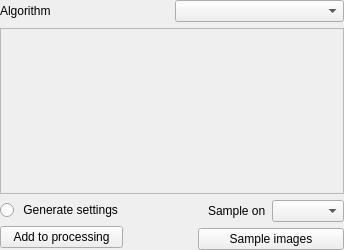
Old version of the form iVS3D/src/iVS3D-core/view/samplingwidget.ui in the repository iVS3D/iVS3D.
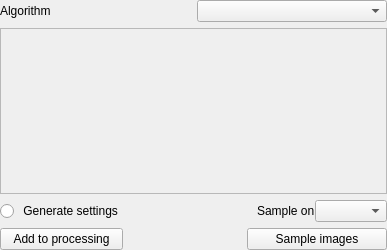
New version of the form.

Commit message: DockWidgets padding and border added, sample button line break fixed.

What changed in the file:
```diff
--- a/iVS3D/src/iVS3D-core/view/samplingwidget.ui
+++ b/iVS3D/src/iVS3D-core/view/samplingwidget.ui
@@ -6,7 +6,7 @@
    <rect>
     <x>0</x>
     <y>0</y>
-    <width>344</width>
+    <width>387</width>
     <height>250</height>
    </rect>
   </property>
@@ -72,55 +72,39 @@
        <rect>
         <x>0</x>
         <y>0</y>
-        <width>342</width>
-        <height>147</height>
+        <width>385</width>
+        <height>149</height>
        </rect>
       </property>
      </widget>
     </widget>
    </item>
    <item>
-    <layout class="QHBoxLayout" name="horizontalLayout_3">
-     <item>
-      <layout class="QVBoxLayout" name="verticalLayout_2">
-       <property name="leftMargin">
+    <layout class="QGridLayout" name="gridLayout">
+     <property name="topMargin">
         <number>0</number>
        </property>
-       <item>
-        <widget class="QRadioButton" name="radioButton">
+     <property name="horizontalSpacing">
+      <number>20</number>
+     </property>
+     <item row="2" column="2">
+      <widget class="QPushButton" name="pushButton">
+       <property name="toolTip">
+        <string>Start the selected sampling algorithm</string>
+       </property>
          <property name="text">
-          <string> Generate settings</string>
+        <string>Sample images</string>
          </property>
         </widget>
        </item>
-       <item>
+     <item row="2" column="0">
         <widget class="QPushButton" name="addAuto">
          <property name="text">
           <string>Add to processing</string>
          </property>
         </widget>
        </item>
-      </layout>
-     </item>
-     <item>
-      <spacer name="horizontalSpacer">
-       <property name="orientation">
-        <enum>Qt::Horizontal</enum>
-       </property>
-       <property name="sizeHint" stdset="0">
-        <size>
-         <width>40</width>
-         <height>20</height>
-        </size>
-       </property>
-      </spacer>
-     </item>
-     <item>
-      <layout class="QVBoxLayout" name="verticalLayout_3">
-       <property name="leftMargin">
-        <number>0</number>
-       </property>
-       <item>
+     <item row="1" column="2">
         <layout class="QHBoxLayout" name="horizontalLayout">
          <property name="leftMargin">
           <number>10</number>
@@ -144,17 +128,25 @@
          </item>
         </layout>
        </item>
-       <item>
-        <widget class="QPushButton" name="pushButton">
-         <property name="toolTip">
-          <string>Start the selected sampling algorithm</string>
-         </property>
+     <item row="1" column="0">
+      <widget class="QRadioButton" name="radioButton">
          <property name="text">
-          <string>Sample images</string>
+        <string> Generate settings</string>
          </property>
         </widget>
        </item>
-      </layout>
+     <item row="1" column="1">
+      <spacer name="horizontalSpacer">
+       <property name="orientation">
+        <enum>Qt::Horizontal</enum>
+       </property>
+       <property name="sizeHint" stdset="0">
+        <size>
+         <width>40</width>
+         <height>20</height>
+        </size>
+       </property>
+      </spacer>
      </item>
     </layout>
    </item>
```
Left out of the diff: 1 changed line with no effect on the pictures. Lines whose indentation alone changed are shown as unchanged. The commit also changes 5 other files.
